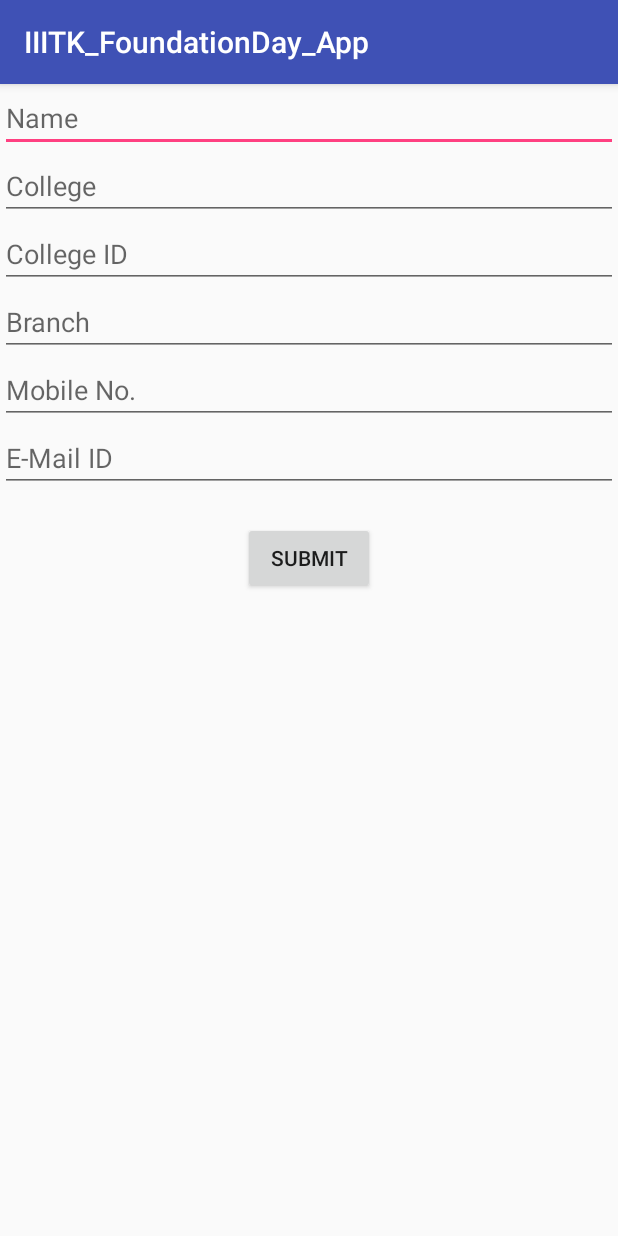
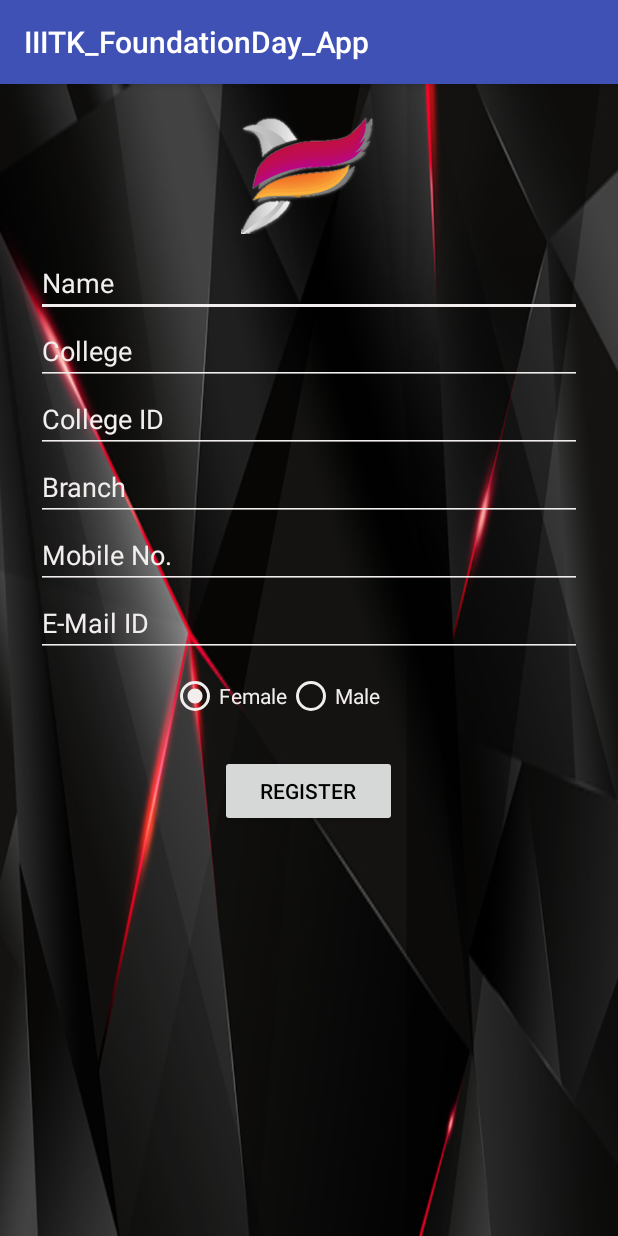
Before and after one commit to sahilayank91/IIITK_FoundationDay_App, an Android app: the Register screen opened directly, with no data from a screen before it, on a phone screen of 412 x 824 dp. Run offline under Robolectric (Android 15) with nearby library versions, the phone set to English and light mode, and no system bars; our stand-ins replace Firebase (no records; nobody signed in at launch, a user with empty details on screens opened directly).

Commit message:
added generation of FFID and email facility to registration.

```diff
--- a/app/build.gradle
+++ b/app/build.gradle
@@ -19,7 +19,7 @@ android {
 }
 
 dependencies {
-    implementation fileTree(dir: 'libs', include: ['*.jar'])
+    implementation fileTree(include: ['*.jar'], dir: 'libs')
     implementation 'com.android.support:appcompat-v7:26.0.0-beta1'
     implementation 'com.android.support.constraint:constraint-layout:1.0.2'
     implementation 'com.google.firebase:firebase-auth:11.0.4'
@@ -29,6 +29,9 @@ dependencies {
     testImplementation 'junit:junit:4.12'
     androidTestImplementation 'com.android.support.test:runner:0.5'
     androidTestImplementation 'com.android.support.test.espresso:espresso-core:2.2.2'
+    implementation files('C:/Users/USER/AndroidStudioProjects/IIITK_FoundationDay_App/libs/activation.jar')
+    implementation files('C:/Users/USER/AndroidStudioProjects/IIITK_FoundationDay_App/libs/additionnal.jar')
+    implementation files('C:/Users/USER/AndroidStudioProjects/IIITK_FoundationDay_App/libs/mail.jar')
 }
 
 
--- a/app/src/main/res/layout/activity_register.xml
+++ b/app/src/main/res/layout/activity_register.xml
@@ -1,10 +1,30 @@
 <?xml version="1.0" encoding="utf-8"?>
-<RelativeLayout xmlns:android="http://schemas.android.com/apk/res/android"
+<ScrollView android:layout_height="fill_parent"
+    android:layout_width="fill_parent"
+    android:background="@drawable/bb"
+    xmlns:android="http://schemas.android.com/apk/res/android" >
+
+    <RelativeLayout
+
+        android:paddingLeft="24dp"
+        android:paddingRight="24dp"
+        android:orientation="vertical"
+        android:fitsSystemWindows="true"
         xmlns:app="http://schemas.android.com/apk/res-auto"
         xmlns:tools="http://schemas.android.com/tools"
+        android:layout_width="fill_parent"
+        android:layout_height="fill_parent"
+        xmlns:android="http://schemas.android.com/apk/res/android"
+        tools:context="sahil.iiitk_foundationday_app.Register">
+
+    <ImageView
+        android:id="@+id/img"
         android:layout_width="match_parent"
-    android:layout_height="match_parent"
-    tools:context="sahil.iiitk_foundationday_app.Register">
+        android:layout_height="100dp"
+        android:paddingTop="10dp"
+        android:layout_alignParentStart="true"
+        android:layout_alignParentTop="true"
+        android:src="@drawable/offreg" />
 
         <EditText
             android:id="@+id/name_input"
@@ -12,8 +32,13 @@
             android:layout_height="wrap_content"
             android:layout_alignParentEnd="true"
             android:layout_alignParentStart="true"
+            android:backgroundTint="@color/offwhite"
             android:hint="Name"
-        android:inputType="textPersonName" />
+            android:layout_below="@id/img"
+            android:paddingTop="20dp"
+            android:inputType="textPersonName"
+            android:textColor="@color/offwhite"
+            android:textColorHint="@color/offwhite" />
 
         <EditText
             android:id="@+id/college_input"
@@ -22,8 +47,11 @@
             android:layout_alignParentEnd="true"
             android:layout_alignParentStart="true"
             android:layout_below="@+id/name_input"
+            android:backgroundTint="@color/offwhite"
             android:hint="College"
-        android:inputType="text" />
+            android:inputType="text"
+            android:textColor="@color/offwhite"
+            android:textColorHint="@color/offwhite" />
 
     <EditText
         android:id="@+id/college_id_input"
@@ -32,7 +60,11 @@
         android:layout_alignParentEnd="true"
         android:layout_alignParentStart="true"
         android:layout_below="@+id/college_input"
-        android:hint="College ID" />
+        android:backgroundTint="@color/offwhite"
+        android:hint="College ID"
+        android:inputType="text"
+        android:textColor="@color/offwhite"
+        android:textColorHint="@color/offwhite" />
 
     <EditText
         android:id="@+id/branch_input"
@@ -41,7 +73,11 @@
         android:layout_alignParentEnd="true"
         android:layout_alignParentStart="true"
         android:layout_below="@+id/college_id_input"
-        android:hint="Branch" />
+        android:backgroundTint="@color/offwhite"
+        android:hint="Branch"
+        android:inputType="text"
+        android:textColor="@color/offwhite"
+        android:textColorHint="@color/offwhite" />
 
         <EditText
             android:id="@+id/mobile_input"
@@ -50,9 +86,12 @@
             android:layout_alignParentEnd="true"
             android:layout_alignParentStart="true"
             android:layout_below="@+id/branch_input"
+            android:backgroundTint="@color/offwhite"
             android:ems="10"
             android:hint="Mobile No."
-        android:inputType="number" />
+            android:inputType="number"
+            android:textColor="@color/offwhite"
+            android:textColorHint="@color/offwhite" />
 
         <EditText
             android:id="@+id/email_input"
@@ -61,18 +100,53 @@
             android:layout_alignParentEnd="true"
             android:layout_alignParentStart="true"
             android:layout_below="@+id/mobile_input"
+            android:backgroundTint="@color/offwhite"
             android:ems="10"
             android:hint="E-Mail ID"
-        android:inputType="textEmailAddress" />
+            android:inputType="textEmailAddress"
+            android:textColor="@color/offwhite"
+            android:textColorHint="@color/offwhite" />
+
+    <RadioGroup xmlns:android="http://schemas.android.com/apk/res/android"
+        android:id="@+id/rad"
+        android:layout_width="fill_parent"
+        android:layout_height="wrap_content"
+        android:paddingLeft="90dp"
+        android:paddingTop="10dp"
+        android:layout_below="@id/email_input"
+        android:backgroundTint="@color/offwhite"
+        android:checkedButton="@id/female"
+        android:orientation="horizontal">
+
+        <RadioButton
+            android:id="@+id/female"
+            android:layout_width="wrap_content"
+            android:layout_height="wrap_content"
+            android:onClick="onRadioButtonClicked"
+            android:text="Female"
+            android:buttonTint="@color/offwhite"
+            android:textColor="@color/offwhite" />
+
+        <RadioButton
+            android:id="@+id/male"
+            android:layout_width="wrap_content"
+            android:layout_height="wrap_content"
+            android:buttonTint="@color/offwhite"
+            android:onClick="onRadioButtonClicked"
+            android:text="Male"
+            android:textColor="@color/offwhite" />
+    </RadioGroup>
 
         <Button
             android:id="@+id/submit"
-        android:layout_width="wrap_content"
-        android:layout_height="wrap_content"
-        android:layout_below="@+id/email_input"
+            android:layout_width="118dp"
+            android:layout_height="48dp"
+            android:layout_below="@+id/rad"
             android:layout_centerHorizontal="true"
-        android:layout_marginTop="20dp"
-        android:text="Submit"
-        android:onClick="sendMessage"/>
+            android:layout_marginTop="23dp"
+            android:onClick="sendMessage"
+            android:text="Register"
+            android:textColor="@color/black" />
 
     </RelativeLayout>
+</ScrollView>
--- a/app/src/main/res/values/colors.xml
+++ b/app/src/main/res/values/colors.xml
@@ -3,4 +3,8 @@
     <color name="colorPrimary">#3F51B5</color>
     <color name="colorPrimaryDark">#303F9F</color>
     <color name="colorAccent">#FF4081</color>
+    <color name="offwhite">#f1eeed</color>
+    <color name="red">#ff9966</color>
+    <color name="darkred">#dd2020</color>
+    <color name="black">#000000</color>
 </resources>
```
Also changed, not shown: app/src/main/java/sahil/iiitk_foundationday_app/Register.java (+153 -21 lines), app/src/main/java/sahil/iiitk_foundationday_app/mail/GMailSender.java (added, +108 -0 lines), app/src/main/java/sahil/iiitk_foundationday_app/mail/JSSEProvider.java (added, +46 -0 lines), app/src/main/java/sahil/iiitk_foundationday_app/model/User.java (+5 -2 lines), app/src/main/res/drawable/bb.jpg (added), app/src/main/res/drawable/gola.png (added), app/src/main/res/drawable/offreg.png (added), libs/activation.jar (added), libs/additionnal.jar (added), libs/mail.jar (added). Lines whose indentation alone changed are shown as unchanged.
